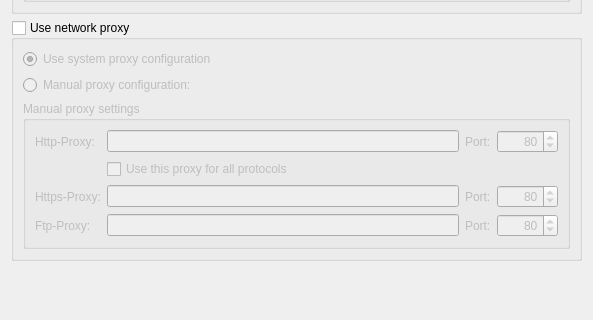
First picture: the form in Preferences/ConfigurationPages/NetworkPage.ui, repository testmana2/test, before the edit; both pictures show x 0 to 593 and y 234 to 554 of the 593 by 554 pixel window.
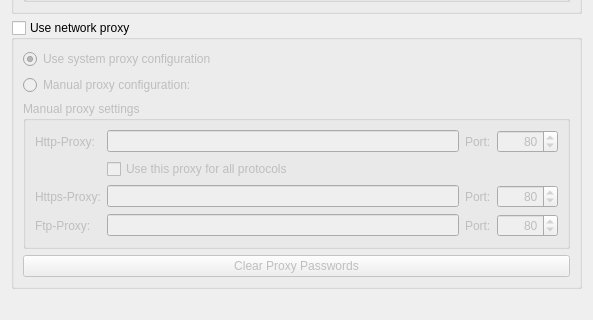
Second picture: the form after the edit.

Commit message: Added capability to encrypt saved passwords with a master password and rearranged some configuration parameters related to security.

The edit to the form file:
```diff
--- a/Preferences/ConfigurationPages/NetworkPage.ui
+++ b/Preferences/ConfigurationPages/NetworkPage.ui
@@ -303,6 +303,16 @@
         </layout>
        </widget>
       </item>
+      <item>
+       <widget class="QPushButton" name="clearProxyPasswordsButton">
+        <property name="toolTip">
+         <string>Press to clear the saved proxy passwords</string>
+        </property>
+        <property name="text">
+         <string>Clear Proxy Passwords</string>
+        </property>
+       </widget>
+      </item>
      </layout>
     </widget>
    </item>
```
The commit also changes 55 other files.
